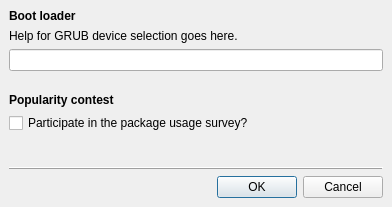
This is gui/qt/advanceddialog.ui in chenhan1218/ubiquity as Qt 5 draws it before an edit. The edited form follows.
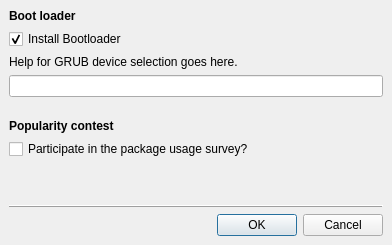
This is the edited form.

Commit message: Add support to disable/enable the bootloader installation

```diff
--- a/gui/qt/advanceddialog.ui
+++ b/gui/qt/advanceddialog.ui
@@ -6,13 +6,11 @@
     <x>0</x>
     <y>0</y>
     <width>392</width>
-    <height>207</height>
+    <height>245</height>
    </rect>
   </property>
   <property name="sizePolicy" >
-   <sizepolicy>
-    <hsizetype>5</hsizetype>
-    <vsizetype>5</vsizetype>
+   <sizepolicy vsizetype="Preferred" hsizetype="Preferred" >
     <horstretch>0</horstretch>
     <verstretch>0</verstretch>
    </sizepolicy>
@@ -27,10 +25,22 @@
    <property name="margin" >
     <number>9</number>
    </property>
-   <property name="spacing" >
+   <property name="topMargin" >
+    <number>9</number>
+   </property>
+   <property name="rightMargin" >
+    <number>9</number>
+   </property>
+   <property name="bottomMargin" >
+    <number>9</number>
+   </property>
+   <property name="horizontalSpacing" >
     <number>6</number>
    </property>
-   <item row="8" column="0" >
+   <property name="verticalSpacing" >
+    <number>6</number>
+   </property>
+   <item row="9" column="0" >
     <widget class="QDialogButtonBox" name="buttonBox" >
      <property name="orientation" >
       <enum>Qt::Horizontal</enum>
@@ -40,20 +50,20 @@
      </property>
     </widget>
    </item>
-   <item row="6" column="0" >
-    <spacer>
-     <property name="orientation" >
-      <enum>Qt::Vertical</enum>
-     </property>
-     <property name="sizeHint" >
-      <size>
-       <width>357</width>
-       <height>16</height>
-      </size>
-     </property>
-    </spacer>
-   </item>
    <item row="7" column="0" >
+    <spacer>
+     <property name="orientation" >
+      <enum>Qt::Vertical</enum>
+     </property>
+     <property name="sizeHint" >
+      <size>
+       <width>357</width>
+       <height>16</height>
+      </size>
+     </property>
+    </spacer>
+   </item>
+   <item row="8" column="0" >
     <widget class="QFrame" name="frame" >
      <property name="frameShape" >
       <enum>QFrame::HLine</enum>
@@ -63,22 +73,20 @@
      </property>
     </widget>
    </item>
-   <item row="5" column="0" >
+   <item row="6" column="0" >
     <widget class="QCheckBox" name="popcon_checkbutton" >
      <property name="text" >
       <string>Participate in the package usage survey?</string>
      </property>
     </widget>
    </item>
-   <item row="2" column="0" >
+   <item row="3" column="0" >
     <widget class="QLineEdit" name="grub_device_entry" />
    </item>
-   <item row="1" column="0" >
+   <item row="2" column="0" >
     <widget class="QLabel" name="grub_device_label" >
      <property name="sizePolicy" >
-      <sizepolicy>
-       <hsizetype>7</hsizetype>
-       <vsizetype>5</vsizetype>
+      <sizepolicy vsizetype="Preferred" hsizetype="Expanding" >
        <horstretch>0</horstretch>
        <verstretch>0</verstretch>
       </sizepolicy>
@@ -91,7 +99,7 @@
      </property>
     </widget>
    </item>
-   <item row="3" column="0" >
+   <item row="4" column="0" >
     <spacer>
      <property name="orientation" >
       <enum>Qt::Vertical</enum>
@@ -122,13 +130,23 @@
      </property>
     </widget>
    </item>
-   <item row="4" column="0" >
+   <item row="5" column="0" >
     <widget class="QLabel" name="popcon_group_label" >
      <property name="text" >
       <string>&lt;strong>Popularity contest&lt;/strong></string>
      </property>
     </widget>
    </item>
+   <item row="1" column="0" >
+    <widget class="QCheckBox" name="grub_enable" >
+     <property name="text" >
+      <string>Install Bootloader</string>
+     </property>
+     <property name="checked" >
+      <bool>true</bool>
+     </property>
+    </widget>
+   </item>
   </layout>
  </widget>
  <resources/>
```
Left out of the diff: 6 changed lines with no effect on the pictures. The commit also changes 8 other files.
